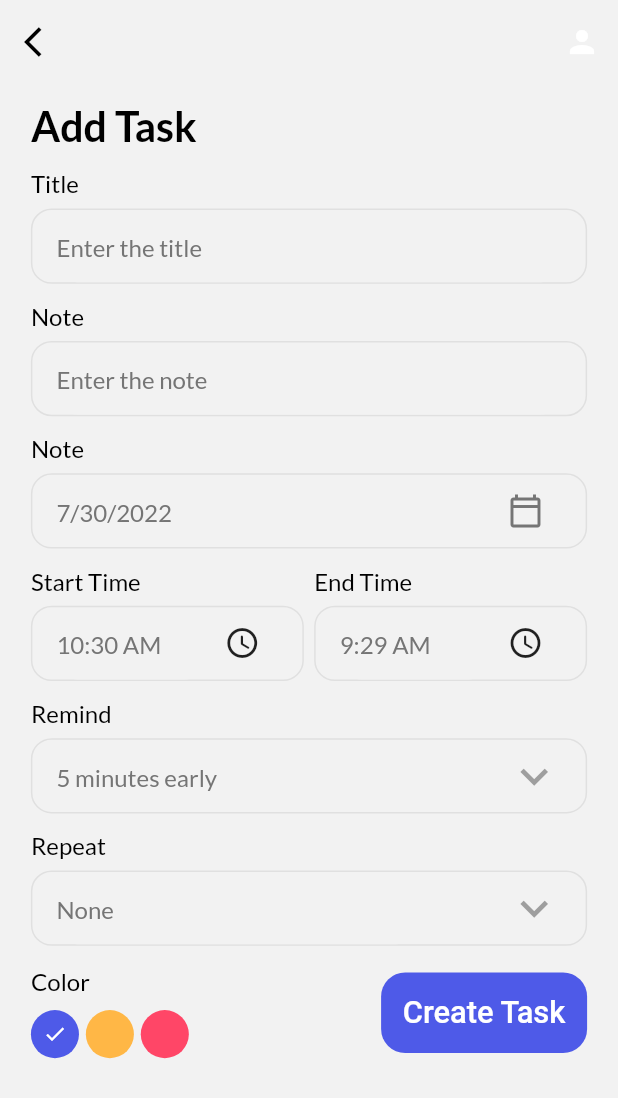
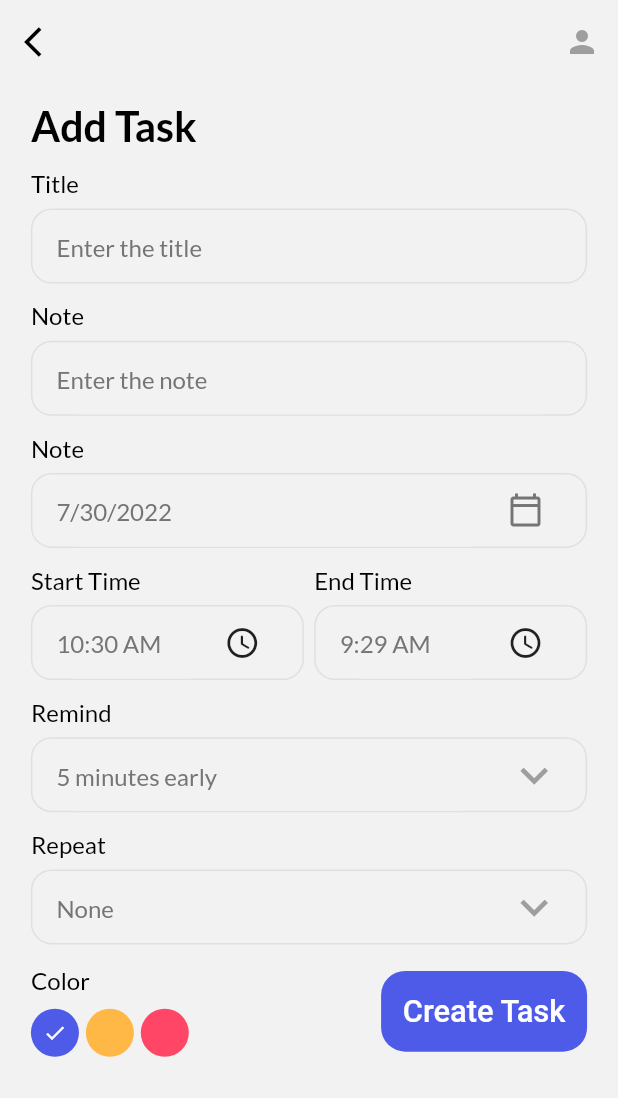
Before and after one commit to ZainNaqvi/Birthday-reminder-sqflite, a Flutter app: the AddTaskBar screen opened directly, on a phone screen of 412 x 824 dp. Shown: the top 1098 px of the screen. Run offline on Flutter 3.47's test engine with Material 2 defaults, Android fonts, the phone set to English and light mode, and no system bars; our stand-ins replace date_picker_timeline, flutter_local_notifications, flutter_screenutil, get, get_storage, google_fonts and 1 more; accounts and stored records are empty.

Commit message:
Fixes ui bugs

```diff
--- a/lib/ui/add_task_page.dart
+++ b/lib/ui/add_task_page.dart
@@ -264,7 +264,10 @@ class _AddTaskBarState extends State<AddTaskBar> {
       actions: [
         IconButton(
           onPressed: () {},
-          icon: Icon(Icons.person),
+          icon: Icon(
+            Icons.person,
+            color: Get.isDarkMode ? Colors.white : Colors.grey,
+          ),
         ),
       ],
     );
--- a/lib/ui/widgets/text_field_widget.dart
+++ b/lib/ui/widgets/text_field_widget.dart
@@ -30,7 +30,7 @@ class MyTextField extends StatelessWidget {
           SizedBox(height: 6.h),
           Container(
             padding: EdgeInsets.only(left: 14.w, right: 14.w),
-            height: 42.h,
+
             decoration: BoxDecoration(
               borderRadius: BorderRadius.circular(12.r),
               border: Border.all(
```
